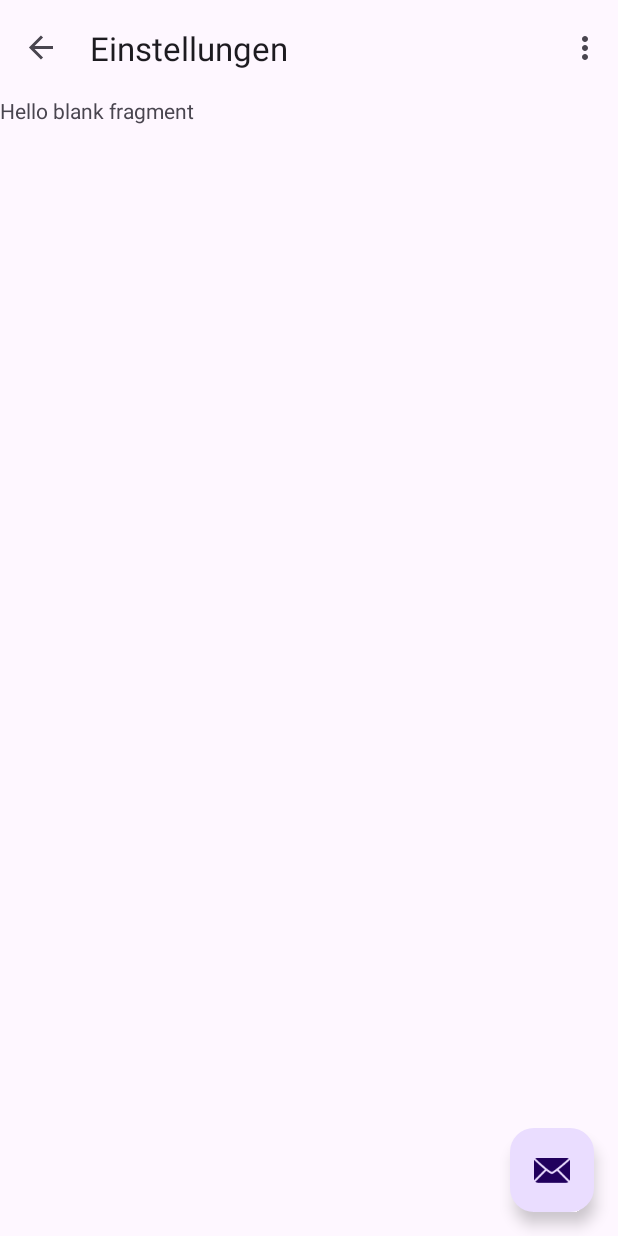
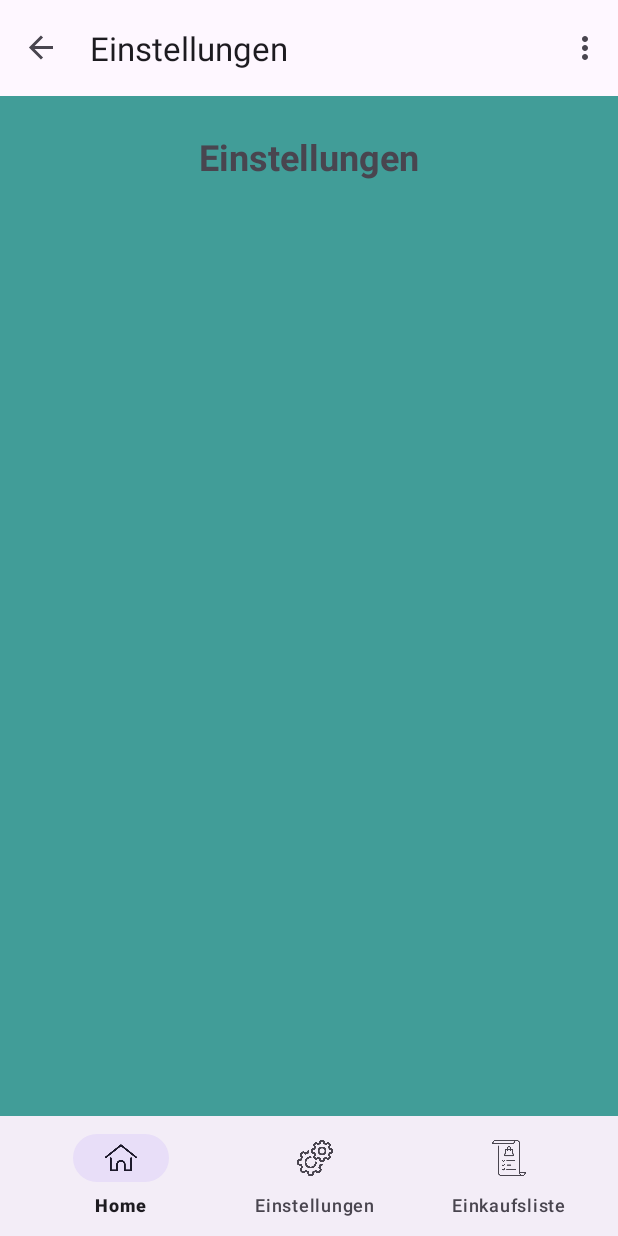
Before and after one commit to EigenYam/ProduktFinder, an Android app: the EinstellungenFragment screen opened through its navigation route, on a phone screen of 412 x 824 dp. Run offline under Robolectric (Android 15) with nearby library versions, the phone set to English and light mode, and no system bars; our stand-ins replace navigation-ui.

Commit message:
Bottom Navigation hinzugefügt

```diff
--- a/app/src/main/java/com/example/produktfinder/FirstFragment.kt
+++ b/app/src/main/java/com/example/produktfinder/FirstFragment.kt
@@ -32,10 +32,6 @@
     override fun onViewCreated(view: View, savedInstanceState: Bundle?) {
         super.onViewCreated(view, savedInstanceState)
 
-        binding.buttonFirst.setOnClickListener {
-            findNavController().navigate(R.id.action_FirstFragment_to_SecondFragment)
-        }
-
         binding.buttonCoop.setOnClickListener {
             findNavController().navigate(R.id.action_FirstFragment_to_CoopFragment)
         }
--- a/app/src/main/java/com/example/produktfinder/MainActivity.kt
+++ b/app/src/main/java/com/example/produktfinder/MainActivity.kt
@@ -10,11 +10,14 @@
 import android.view.Menu
 import android.view.MenuItem
 import com.example.produktfinder.databinding.ActivityMainBinding
+import androidx.navigation.NavController
+import androidx.navigation.ui.setupWithNavController
 
 class MainActivity : AppCompatActivity() {
 
     private lateinit var appBarConfiguration: AppBarConfiguration
     private lateinit var binding: ActivityMainBinding
+    private lateinit var navController: NavController
 
     override fun onCreate(savedInstanceState: Bundle?) {
         super.onCreate(savedInstanceState)
@@ -24,14 +27,12 @@
 
         setSupportActionBar(binding.toolbar)
 
+
         val navController = findNavController(R.id.nav_host_fragment_content_main)
         appBarConfiguration = AppBarConfiguration(navController.graph)
         setupActionBarWithNavController(navController, appBarConfiguration)
 
-        binding.fab.setOnClickListener { view ->
-            Snackbar.make(view, "Replace with your own action", Snackbar.LENGTH_LONG)
-                .setAction("Action", null).show()
-        }
+        binding.bottomNavigation.setupWithNavController(navController)
 
 
     }
--- a/app/src/main/res/layout/activity_main.xml
+++ b/app/src/main/res/layout/activity_main.xml
@@ -21,13 +21,18 @@
 
     <include layout="@layout/content_main" />
 
-    <com.google.android.material.floatingactionbutton.FloatingActionButton
-        android:id="@+id/fab"
-        android:layout_width="wrap_content"
+    <com.google.android.material.bottomappbar.BottomAppBar
+        android:id="@+id/bottomAppBar2"
+        android:layout_width="match_parent"
         android:layout_height="wrap_content"
-        android:layout_gravity="bottom|end"
-        android:layout_marginEnd="@dimen/fab_margin"
-        android:layout_marginBottom="16dp"
-        app:srcCompat="@android:drawable/ic_dialog_email" />
+        android:layout_gravity="bottom" >
+
+        <com.google.android.material.bottomnavigation.BottomNavigationView
+            android:id="@+id/bottom_navigation"
+            android:layout_width="match_parent"
+            android:layout_height="match_parent"
+            app:menu="@menu/bottom_bar" />
+
+    </com.google.android.material.bottomappbar.BottomAppBar>
 
 </androidx.coordinatorlayout.widget.CoordinatorLayout>
--- a/app/src/main/res/layout/fragment_einkaufsliste.xml
+++ b/app/src/main/res/layout/fragment_einkaufsliste.xml
@@ -1,14 +1,27 @@
 <?xml version="1.0" encoding="utf-8"?>
 <FrameLayout xmlns:android="http://schemas.android.com/apk/res/android"
+    xmlns:app="http://schemas.android.com/apk/res-auto"
     xmlns:tools="http://schemas.android.com/tools"
     android:layout_width="match_parent"
     android:layout_height="match_parent"
     tools:context=".EinkaufslisteFragment">
 
     <!-- TODO: Update blank fragment layout -->
-    <TextView
+    <androidx.constraintlayout.widget.ConstraintLayout
         android:layout_width="match_parent"
         android:layout_height="match_parent"
-        android:text="@string/hello_blank_fragment" />
+        android:background="@color/screenBackground">
+
+        <TextView
+            android:layout_width="wrap_content"
+            android:layout_height="wrap_content"
+            android:layout_marginTop="32dp"
+            android:text="@string/einkaufsliste_fragment_label"
+            android:textSize="24sp"
+            android:textStyle="bold"
+            app:layout_constraintEnd_toEndOf="parent"
+            app:layout_constraintStart_toStartOf="parent"
+            app:layout_constraintTop_toTopOf="parent" />
+    </androidx.constraintlayout.widget.ConstraintLayout>
 
 </FrameLayout>
--- a/app/src/main/res/layout/fragment_einstellungen.xml
+++ b/app/src/main/res/layout/fragment_einstellungen.xml
@@ -1,14 +1,27 @@
 <?xml version="1.0" encoding="utf-8"?>
 <FrameLayout xmlns:android="http://schemas.android.com/apk/res/android"
+    xmlns:app="http://schemas.android.com/apk/res-auto"
     xmlns:tools="http://schemas.android.com/tools"
     android:layout_width="match_parent"
     android:layout_height="match_parent"
     tools:context=".EinstellungenFragment">
 
     <!-- TODO: Update blank fragment layout -->
-    <TextView
+    <androidx.constraintlayout.widget.ConstraintLayout
         android:layout_width="match_parent"
         android:layout_height="match_parent"
-        android:text="@string/hello_blank_fragment" />
+        android:background="@color/screenBackground">
+
+        <TextView
+            android:layout_width="wrap_content"
+            android:layout_height="wrap_content"
+            android:layout_marginTop="24dp"
+            android:text="@string/einstellungen_fragment_label"
+            android:textSize="24sp"
+            android:textStyle="bold"
+            app:layout_constraintEnd_toEndOf="parent"
+            app:layout_constraintStart_toStartOf="parent"
+            app:layout_constraintTop_toTopOf="parent" />
+    </androidx.constraintlayout.widget.ConstraintLayout>
 
 </FrameLayout>
--- a/app/src/main/res/layout/fragment_first.xml
+++ b/app/src/main/res/layout/fragment_first.xml
@@ -11,14 +11,6 @@
         android:layout_height="match_parent"
         android:background="@color/screenBackground"
         android:padding="16dp">
-
-        <Button
-            android:id="@+id/button_first"
-            android:layout_width="wrap_content"
-            android:layout_height="wrap_content"
-            android:text="@string/next"
-            app:layout_constraintEnd_toEndOf="parent"
-            app:layout_constraintTop_toBottomOf="@+id/buttonMigros" />
 
         <TextView
             android:id="@+id/textview_first"
--- /dev/null
+++ b/app/src/main/res/menu/bottom_bar.xml
@@ -0,0 +1,17 @@
+<?xml version="1.0" encoding="utf-8"?>
+<menu xmlns:android="http://schemas.android.com/apk/res/android">
+    <item
+        android:id="@+id/home"
+        android:icon="@drawable/home"
+        android:title="Home" />
+
+    <item
+        android:id="@+id/einstellungen"
+        android:icon="@drawable/einstellungen"
+        android:title="@string/einstellungen_fragment_label" />
+
+    <item
+        android:id="@+id/einkaufsliste"
+        android:icon="@drawable/liste"
+        android:title="@string/einkaufsliste_fragment_label" />
+</menu>
```
Also changed, not shown: app/src/main/res/drawable/einstellungen.png (added), app/src/main/res/drawable/home.png (added), app/src/main/res/drawable/liste.png (added).
